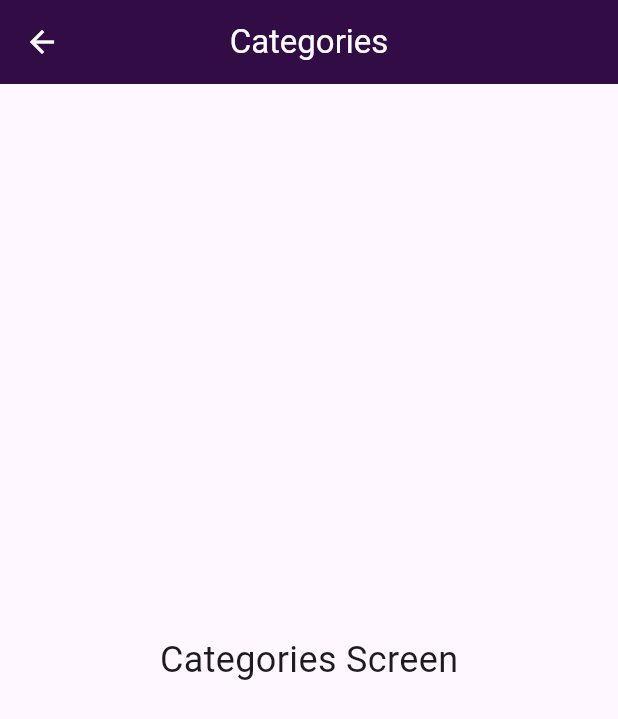
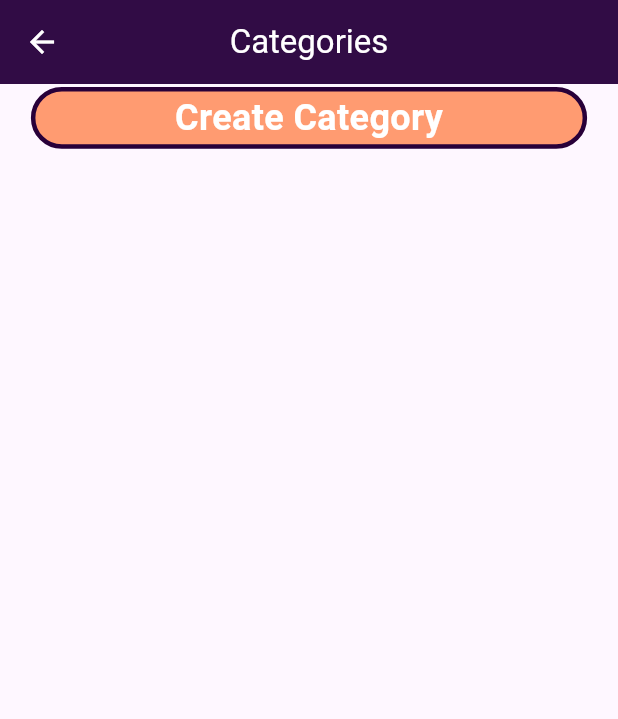
Before and after one commit to Cos229-239/2025_09_Team3, a Flutter app: the CategoriesScreen screen opened directly, on a phone screen of 412 x 824 dp. Shown: the top 719 px of the screen. Run offline on Flutter 3.47's test engine with Material 3 defaults, Android fonts, the phone set to English and light mode, and no system bars.

Commit message:
Category screens created.

```diff
--- a/pocketbook/lib/categories_screen.dart
+++ b/pocketbook/lib/categories_screen.dart
@@ -1,4 +1,6 @@
 import 'package:flutter/material.dart';
+import 'package:pocketbook/category_creation.dart';
+import 'package:pocketbook/home_screen.dart';
 
 class CategoriesScreen extends StatelessWidget {
   const CategoriesScreen({super.key});
@@ -12,16 +14,57 @@ class CategoriesScreen extends StatelessWidget {
         backgroundColor: const Color(0xFF280039),
         foregroundColor: Colors.white,
         elevation: 40,
-     leading: IconButton(
+        leading: IconButton(
           icon: Icon(Icons.arrow_back),
           tooltip: 'Back Icon',
-          onPressed: () {}, //TODO: Assign button action
+          onPressed: () {
+            Navigator.of(context).push(
+                      MaterialPageRoute(builder: (context) => const HomeScreen()),
+                    );
+          }, //TODO: Assign button action
         ),
       ),
-      body: const Center(
-        child: Text(
-          'Categories Screen',
-          style: TextStyle(fontSize: 24),
+      body: Container(
+        alignment: Alignment.topCenter,
+        child: Column(
+          mainAxisAlignment: MainAxisAlignment.start,
+          children: [
+            const SizedBox(height: 2),
+            Row(
+              mainAxisAlignment: MainAxisAlignment.center,
+              children: [
+                InkWell(
+                  onTap: () {
+                    Navigator.of(context).push(
+                      MaterialPageRoute(builder: (context) => const CategoryCreation()),
+                    );
+                  },
+                  child: Container(
+                    width: MediaQuery.of(context).size.width * 0.9,
+                    height: MediaQuery.of(context).size.height * 0.05,
+                    decoration: BoxDecoration(
+                      color: const Color(0xFFFF9B71),
+                      border: Border.all(
+                        color: const Color(0xFF280039),
+                        width: 3,
+                      ),
+                      borderRadius: BorderRadius.circular(30),
+                    ),
+                    child: Center(
+                      child: Text(
+                        'Create Category',
+                        style: TextStyle(
+                          fontSize: 24,
+                          fontWeight: FontWeight.bold,
+                          color: Colors.white,
+                        ),
+                      ),
+                    ),
+                  ),
+                ),
+              ],
+            ),
+          ],
         ),
       ),
     );
--- a/pocketbook/lib/welcome_screen.dart
+++ b/pocketbook/lib/welcome_screen.dart
@@ -1,5 +1,7 @@
 import 'package:flutter/material.dart';
+import 'package:pocketbook/categories_screen.dart';
 import 'package:pocketbook/home_screen.dart';
+import 'package:pocketbook/categories_screen.dart';
 
 class WelcomeScreen extends StatelessWidget {
   const WelcomeScreen({super.key});
@@ -9,7 +11,7 @@ class WelcomeScreen extends StatelessWidget {
     return GestureDetector(
       onTap: () {
         Navigator.of(context).push(
-          MaterialPageRoute(builder: (context) => const HomeScreen()),
+          MaterialPageRoute(builder: (context) => const CategoriesScreen()),
         );
       },
 
```
Also changed, not shown: pocketbook/lib/category_creation.dart (added, +45 -0 lines).
